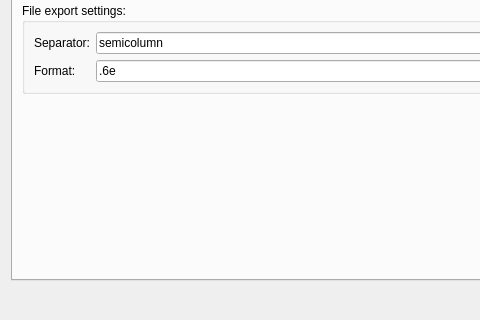
Above: uis/settings.ui from yamedvedya/data_viewer before the change; both pictures show x 0 to 480 and y 396 to 716 of the 796 by 716 pixel window. Below: the same form after it.
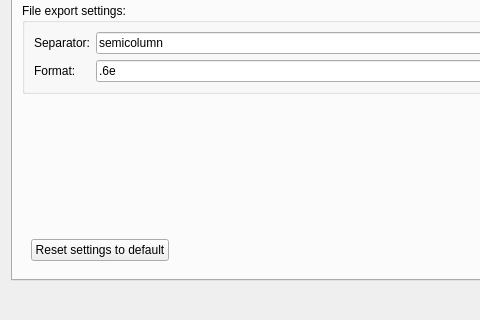
That is the form after the change.

```diff
--- a/uis/settings.ui
+++ b/uis/settings.ui
@@ -256,6 +256,13 @@
           <enum>QFrame::Raised</enum>
          </property>
          <layout class="QHBoxLayout" name="horizontalLayout">
+          <item>
+           <widget class="QPushButton" name="cmd_reset_settings">
+            <property name="text">
+             <string>Reset settings to default</string>
+            </property>
+           </widget>
+          </item>
           <item>
            <spacer name="horizontalSpacer_5">
             <property name="orientation">
```
